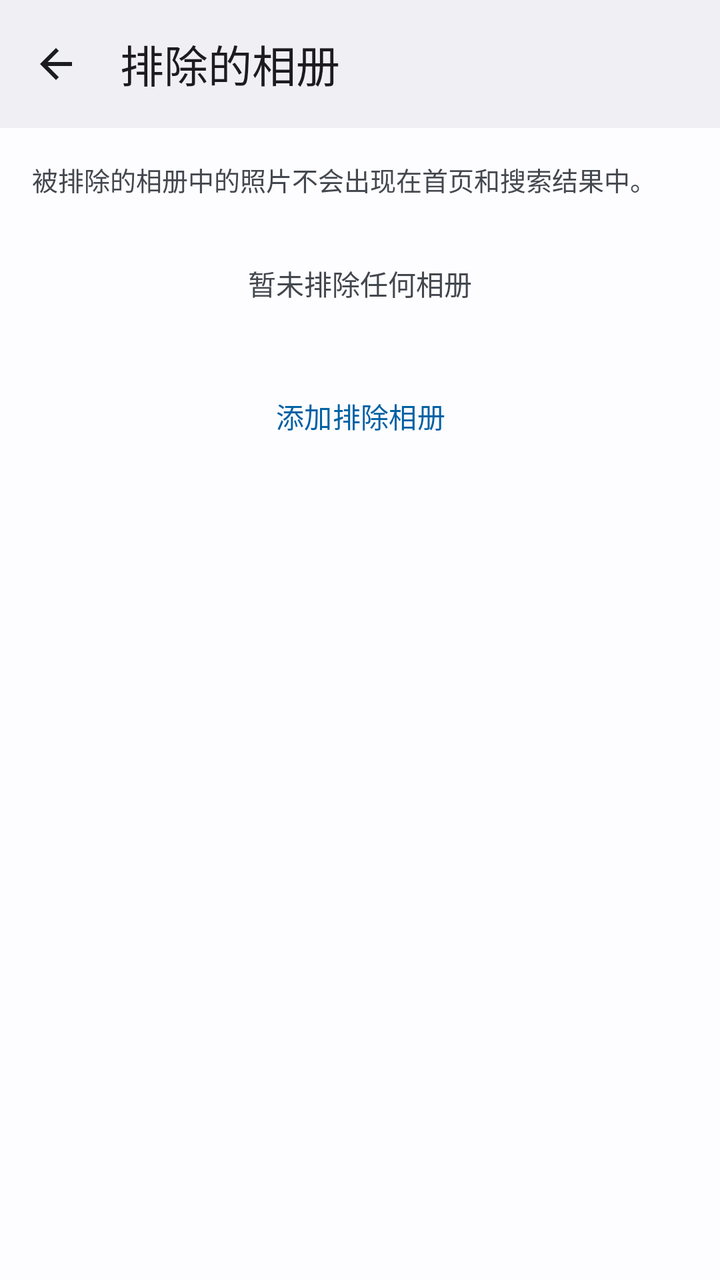
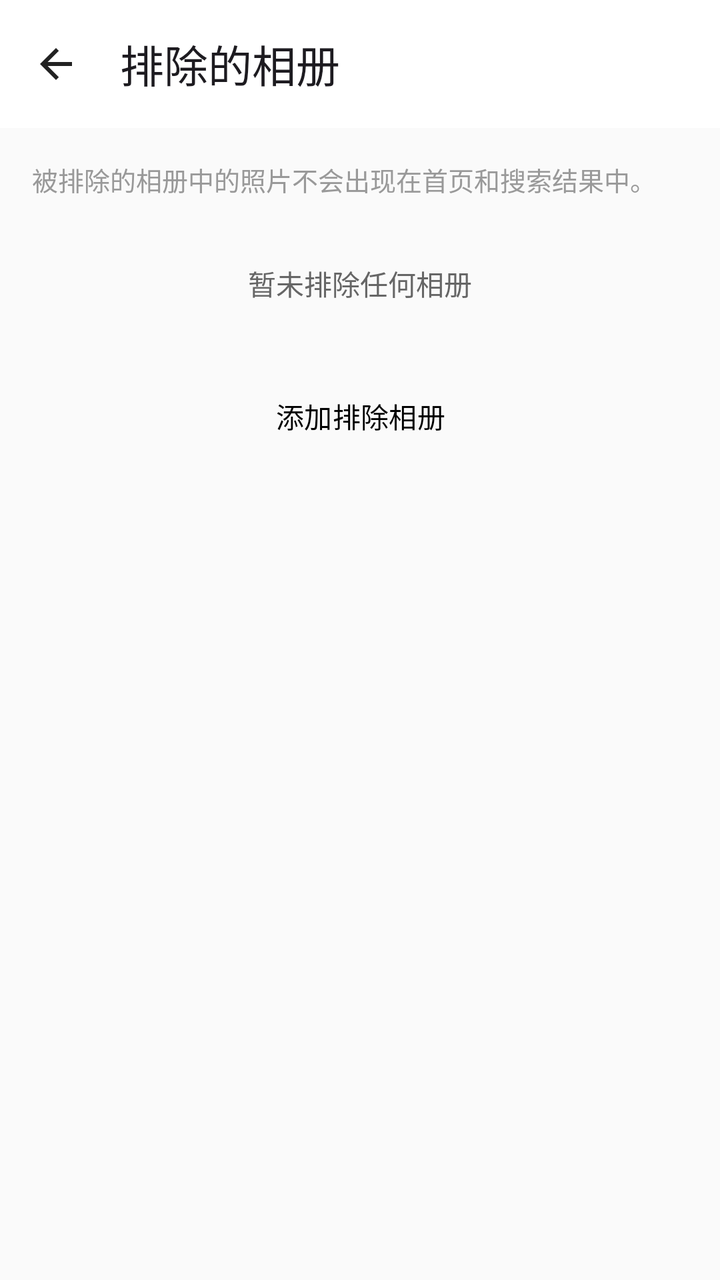

Two renders of the same Android screen: before a commit and after it. Below are the layout's source before the change and the commit's diff.
<!-- AndroidManifest.xml: application theme Theme.StarGallery -->
<!-- res/layout/fragment_excluded_albums.xml -->
<?xml version="1.0" encoding="utf-8"?>
<androidx.coordinatorlayout.widget.CoordinatorLayout xmlns:android="http://schemas.android.com/apk/res/android"
    xmlns:app="http://schemas.android.com/apk/res-auto"
    android:layout_width="match_parent"
    android:layout_height="match_parent"
    android:fitsSystemWindows="true"
    android:background="?attr/colorSurface">

    <com.google.android.material.appbar.AppBarLayout
        android:layout_width="match_parent"
        android:layout_height="wrap_content"
        android:fitsSystemWindows="true"
        app:elevation="0dp">

        <com.google.android.material.appbar.MaterialToolbar
            android:id="@+id/toolbar"
            android:layout_width="match_parent"
            android:layout_height="?attr/actionBarSize"
            android:background="?attr/colorSurfaceContainer"
            app:title="@string/settings_excluded_albums"
            app:navigationIcon="@drawable/ic_back" />

    </com.google.android.material.appbar.AppBarLayout>

    <androidx.core.widget.NestedScrollView
        android:layout_width="match_parent"
        android:layout_height="match_parent"
        app:layout_behavior="@string/appbar_scrolling_view_behavior">

        <LinearLayout
            android:layout_width="match_parent"
            android:layout_height="wrap_content"
            android:orientation="vertical"
            android:paddingBottom="32dp">

            <TextView
                android:layout_width="match_parent"
                android:layout_height="wrap_content"
                android:text="@string/settings_excluded_hint"
                android:textSize="13sp"
                android:textColor="?attr/colorOnSurfaceVariant"
                android:paddingHorizontal="16dp"
                android:paddingTop="16dp"
                android:paddingBottom="8dp" />

            <TextView
                android:id="@+id/tvEmpty"
                android:layout_width="match_parent"
                android:layout_height="wrap_content"
                android:text="@string/settings_excluded_empty"
                android:textSize="14sp"
                android:textColor="?attr/colorOnSurfaceVariant"
                android:paddingHorizontal="16dp"
                android:paddingVertical="24dp"
                android:gravity="center" />

            <LinearLayout
                android:id="@+id/layoutExcludedList"
                android:layout_width="match_parent"
                android:layout_height="wrap_content"
                android:orientation="vertical" />

            <com.google.android.material.button.MaterialButton
                android:id="@+id/btnAdd"
                android:layout_width="match_parent"
                android:layout_height="wrap_content"
                android:text="@string/settings_excluded_add"
                style="@style/Widget.Material3.Button.TextButton"
                android:layout_marginHorizontal="16dp"
                android:layout_marginTop="8dp" />

        </LinearLayout>
    </androidx.core.widget.NestedScrollView>
</androidx.coordinatorlayout.widget.CoordinatorLayout>
<!-- resources referenced by this layout -->
<resources>
  <style name="Theme.StarGallery" parent="Theme.Material3.Light.NoActionBar">
          <item name="colorPrimary">@color/md_theme_light_primary</item>
          <item name="colorOnPrimary">@color/md_theme_light_onPrimary</item>
          <item name="colorPrimaryContainer">@color/md_theme_light_primaryContainer</item>
          <item name="colorOnPrimaryContainer">@color/md_theme_light_onPrimaryContainer</item>
          <item name="colorSecondary">@color/md_theme_light_secondary</item>
          <item name="colorOnSecondary">@color/md_theme_light_onSecondary</item>
          <item name="colorSecondaryContainer">@color/md_theme_light_secondaryContainer</item>
          <item name="colorOnSecondaryContainer">@color/md_theme_light_onSecondaryContainer</item>
          <item name="colorTertiary">@color/md_theme_light_tertiary</item>
          <item name="colorOnTertiary">@color/md_theme_light_onTertiary</item>
          <item name="colorTertiaryContainer">@color/md_theme_light_tertiaryContainer</item>
          <item name="colorOnTertiaryContainer">@color/md_theme_light_onTertiaryContainer</item>
          <item name="colorError">@color/md_theme_light_error</item>
          <item name="colorOnError">@color/md_theme_light_onError</item>
          <item name="colorErrorContainer">@color/md_theme_light_errorContainer</item>
          <item name="colorOnErrorContainer">@color/md_theme_light_onErrorContainer</item>
          <item name="android:windowBackground">@color/md_theme_light_background</item>
          <item name="android:statusBarColor">@color/md_theme_light_surfaceContainer</item>
          <item name="android:windowLightStatusBar">true</item>
          <item name="android:navigationBarColor">@android:color/transparent</item>
          <item name="android:windowLightNavigationBar">true</item>
          <item name="colorSurface">@color/md_theme_light_surface</item>
          <item name="colorOnSurface">@color/md_theme_light_onSurface</item>
          <item name="colorSurfaceVariant">@color/md_theme_light_surfaceVariant</item>
          <item name="colorOnSurfaceVariant">@color/md_theme_light_onSurfaceVariant</item>
          <item name="colorOutline">@color/md_theme_light_outline</item>
          <item name="colorOutlineVariant">@color/md_theme_light_outlineVariant</item>
          <item name="colorSurfaceContainer">@color/md_theme_light_surfaceContainer</item>
          <item name="colorSurfaceContainerHigh">@color/md_theme_light_surfaceContainerHigh</item>
          <item name="colorSurfaceContainerHighest">@color/md_theme_light_surfaceContainerHighest</item>
      </style>
  <color name="icon_normal">@color/md_theme_light_onSurface</color>
  <color name="md_theme_light_primary">#0061A4</color>
  <color name="md_theme_light_onPrimary">#FFFFFF</color>
  <color name="md_theme_light_primaryContainer">#CDE5FF</color>
  <color name="md_theme_light_onPrimaryContainer">#001D36</color>
  <color name="md_theme_light_secondary">#535F70</color>
  <color name="md_theme_light_onSecondary">#FFFFFF</color>
  <color name="md_theme_light_secondaryContainer">#D7E3F7</color>
  <color name="md_theme_light_onSecondaryContainer">#101C2B</color>
  <color name="md_theme_light_tertiary">#6B5778</color>
  <color name="md_theme_light_onTertiary">#FFFFFF</color>
  <color name="md_theme_light_tertiaryContainer">#F2DAFF</color>
  <color name="md_theme_light_onTertiaryContainer">#251432</color>
  <color name="md_theme_light_error">#BA1A1A</color>
  <color name="md_theme_light_onError">#FFFFFF</color>
  <color name="md_theme_light_errorContainer">#FFDAD6</color>
  <color name="md_theme_light_onErrorContainer">#410002</color>
  <color name="md_theme_light_background">#FDFCFF</color>
  <color name="md_theme_light_surfaceContainer">#F0F0F4</color>
  <color name="md_theme_light_surface">#FDFCFF</color>
  <color name="md_theme_light_onSurface">#1A1C1E</color>
  <color name="md_theme_light_surfaceVariant">#DFE2EB</color>
  <color name="md_theme_light_onSurfaceVariant">#43474E</color>
  <color name="md_theme_light_outline">#73777F</color>
  <color name="md_theme_light_outlineVariant">#C3C6CF</color>
  <color name="md_theme_light_surfaceContainerHigh">#EAEAEE</color>
  <color name="md_theme_light_surfaceContainerHighest">#E4E5E9</color>
  <!-- unchanged entries left out for length: 5 -->
</resources>

<!-- the commit's change to res/layout/fragment_excluded_albums.xml (unified diff, before → after) -->
@@ -4,7 +4,7 @@
     android:layout_width="match_parent"
     android:layout_height="match_parent"
     android:fitsSystemWindows="true"
-    android:background="?attr/colorSurface">
+    android:background="@color/background">
 
     <com.google.android.material.appbar.AppBarLayout
         android:layout_width="match_parent"
@@ -16,7 +16,7 @@
             android:id="@+id/toolbar"
             android:layout_width="match_parent"
             android:layout_height="?attr/actionBarSize"
-            android:background="?attr/colorSurfaceContainer"
+            android:background="@color/background_white"
             app:title="@string/settings_excluded_albums"
             app:navigationIcon="@drawable/ic_back" />
 
@@ -38,7 +38,7 @@
                 android:layout_height="wrap_content"
                 android:text="@string/settings_excluded_hint"
                 android:textSize="13sp"
-                android:textColor="?attr/colorOnSurfaceVariant"
+                android:textColor="@color/text_tertiary"
                 android:paddingHorizontal="16dp"
                 android:paddingTop="16dp"
                 android:paddingBottom="8dp" />
@@ -49,7 +49,7 @@
                 android:layout_height="wrap_content"
                 android:text="@string/settings_excluded_empty"
                 android:textSize="14sp"
-                android:textColor="?attr/colorOnSurfaceVariant"
+                android:textColor="@color/text_secondary"
                 android:paddingHorizontal="16dp"
                 android:paddingVertical="24dp"
                 android:gravity="center" />
<!-- resource entries referenced after the edit -->
@@ -1,64 +1,32 @@
 <!-- resources referenced by this layout -->
 <resources>
+  <color name="background">#FFFAFAFA</color>
+  <color name="background_white">#FFFFFFFF</color>
+  <color name="text_secondary">#FF666666</color>
+  <color name="text_tertiary">#FF999999</color>
   <style name="Theme.StarGallery" parent="Theme.Material3.Light.NoActionBar">
-          <item name="colorPrimary">@color/md_theme_light_primary</item>
-          <item name="colorOnPrimary">@color/md_theme_light_onPrimary</item>
-          <item name="colorPrimaryContainer">@color/md_theme_light_primaryContainer</item>
-          <item name="colorOnPrimaryContainer">@color/md_theme_light_onPrimaryContainer</item>
-          <item name="colorSecondary">@color/md_theme_light_secondary</item>
-          <item name="colorOnSecondary">@color/md_theme_light_onSecondary</item>
-          <item name="colorSecondaryContainer">@color/md_theme_light_secondaryContainer</item>
-          <item name="colorOnSecondaryContainer">@color/md_theme_light_onSecondaryContainer</item>
-          <item name="colorTertiary">@color/md_theme_light_tertiary</item>
-          <item name="colorOnTertiary">@color/md_theme_light_onTertiary</item>
-          <item name="colorTertiaryContainer">@color/md_theme_light_tertiaryContainer</item>
-          <item name="colorOnTertiaryContainer">@color/md_theme_light_onTertiaryContainer</item>
-          <item name="colorError">@color/md_theme_light_error</item>
-          <item name="colorOnError">@color/md_theme_light_onError</item>
-          <item name="colorErrorContainer">@color/md_theme_light_errorContainer</item>
-          <item name="colorOnErrorContainer">@color/md_theme_light_onErrorContainer</item>
-          <item name="android:windowBackground">@color/md_theme_light_background</item>
-          <item name="android:statusBarColor">@color/md_theme_light_surfaceContainer</item>
+          <item name="colorPrimary">@color/primary</item>
+          <item name="colorPrimaryDark">@color/primary_dark</item>
+          <item name="colorAccent">@color/accent</item>
+          <item name="android:windowBackground">@color/white</item>
+          <item name="android:statusBarColor">@android:color/transparent</item>
           <item name="android:windowLightStatusBar">true</item>
           <item name="android:navigationBarColor">@android:color/transparent</item>
           <item name="android:windowLightNavigationBar">true</item>
-          <item name="colorSurface">@color/md_theme_light_surface</item>
-          <item name="colorOnSurface">@color/md_theme_light_onSurface</item>
-          <item name="colorSurfaceVariant">@color/md_theme_light_surfaceVariant</item>
-          <item name="colorOnSurfaceVariant">@color/md_theme_light_onSurfaceVariant</item>
-          <item name="colorOutline">@color/md_theme_light_outline</item>
-          <item name="colorOutlineVariant">@color/md_theme_light_outlineVariant</item>
-          <item name="colorSurfaceContainer">@color/md_theme_light_surfaceContainer</item>
-          <item name="colorSurfaceContainerHigh">@color/md_theme_light_surfaceContainerHigh</item>
-          <item name="colorSurfaceContainerHighest">@color/md_theme_light_surfaceContainerHighest</item>
+          
+          <item name="colorSurface">@color/white</item>
+          <item name="colorSurfaceVariant">@color/white</item>
+          <item name="colorOnSurface">@color/text_primary</item>
+          <item name="colorSurfaceContainer">@color/white</item>
+          <item name="colorSurfaceContainerHigh">@color/white</item>
+          <item name="colorSurfaceContainerHighest">@color/white</item>
       </style>
-  <color name="icon_normal">@color/md_theme_light_onSurface</color>
-  <color name="md_theme_light_primary">#0061A4</color>
-  <color name="md_theme_light_onPrimary">#FFFFFF</color>
-  <color name="md_theme_light_primaryContainer">#CDE5FF</color>
-  <color name="md_theme_light_onPrimaryContainer">#001D36</color>
-  <color name="md_theme_light_secondary">#535F70</color>
-  <color name="md_theme_light_onSecondary">#FFFFFF</color>
-  <color name="md_theme_light_secondaryContainer">#D7E3F7</color>
-  <color name="md_theme_light_onSecondaryContainer">#101C2B</color>
-  <color name="md_theme_light_tertiary">#6B5778</color>
-  <color name="md_theme_light_onTertiary">#FFFFFF</color>
-  <color name="md_theme_light_tertiaryContainer">#F2DAFF</color>
-  <color name="md_theme_light_onTertiaryContainer">#251432</color>
-  <color name="md_theme_light_error">#BA1A1A</color>
-  <color name="md_theme_light_onError">#FFFFFF</color>
-  <color name="md_theme_light_errorContainer">#FFDAD6</color>
-  <color name="md_theme_light_onErrorContainer">#410002</color>
-  <color name="md_theme_light_background">#FDFCFF</color>
-  <color name="md_theme_light_surfaceContainer">#F0F0F4</color>
-  <color name="md_theme_light_surface">#FDFCFF</color>
-  <color name="md_theme_light_onSurface">#1A1C1E</color>
-  <color name="md_theme_light_surfaceVariant">#DFE2EB</color>
-  <color name="md_theme_light_onSurfaceVariant">#43474E</color>
-  <color name="md_theme_light_outline">#73777F</color>
-  <color name="md_theme_light_outlineVariant">#C3C6CF</color>
-  <color name="md_theme_light_surfaceContainerHigh">#EAEAEE</color>
-  <color name="md_theme_light_surfaceContainerHighest">#E4E5E9</color>
+  <color name="icon_normal">#FF222222</color>
+  <color name="primary">#FF000000</color>
+  <color name="primary_dark">#FF000000</color>
+  <color name="accent">#FF007AFF</color>
+  <color name="white">#FFFFFFFF</color>
+  <color name="text_primary">#FF000000</color>
   <!-- unchanged entries left out for length: 5 -->
 </resources>
 
